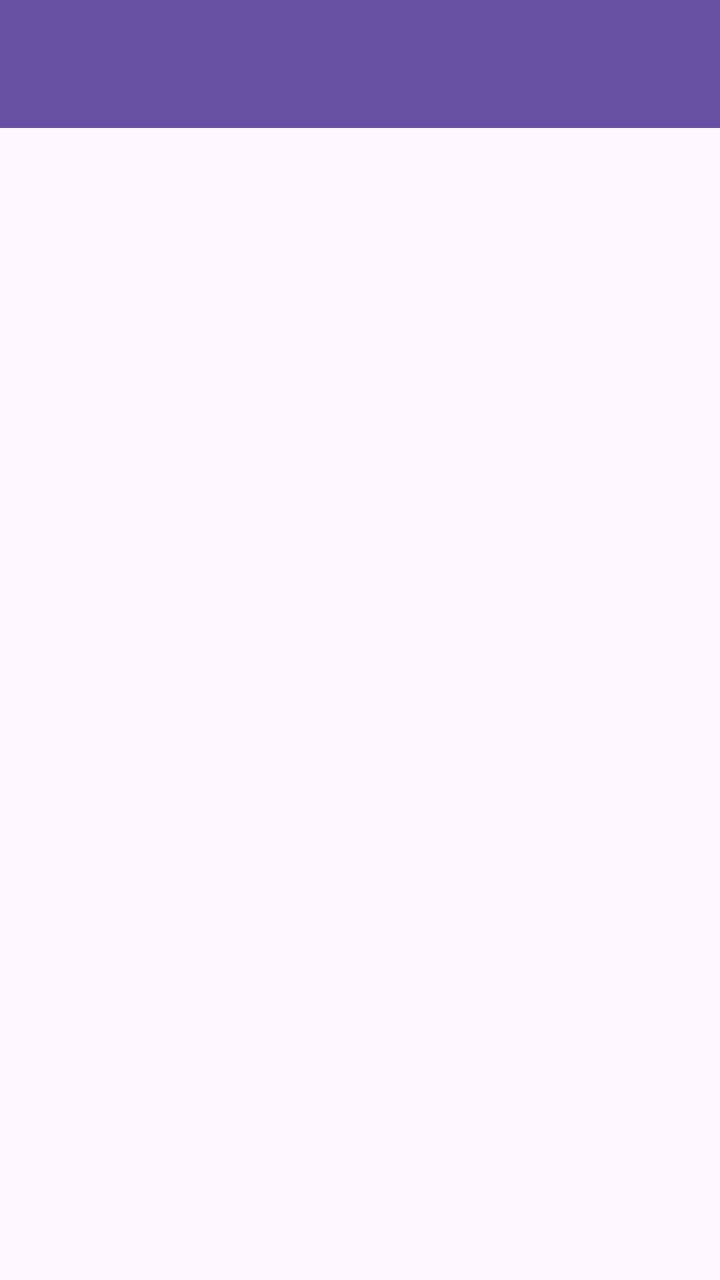
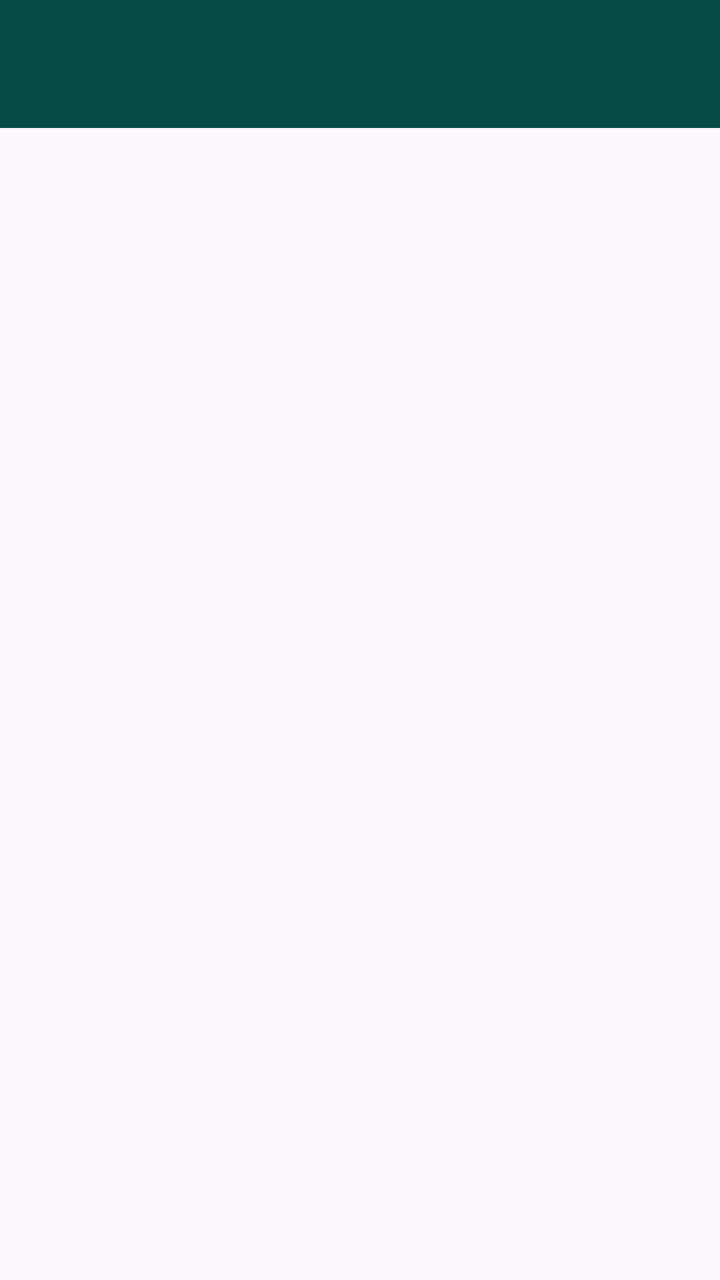

Two renders of the same Android screen: before a commit and after it. Below are the layout's source before the change and the commit's diff.
<!-- AndroidManifest.xml: application theme Theme.Saturnusriska -->
<!-- res/layout/fragment_message.xml -->
<?xml version="1.0" encoding="utf-8"?>
<androidx.coordinatorlayout.widget.CoordinatorLayout xmlns:android="http://schemas.android.com/apk/res/android"
    xmlns:tools="http://schemas.android.com/tools"
    android:layout_width="match_parent"
    android:layout_height="match_parent"
    xmlns:app="http://schemas.android.com/apk/res-auto"
    tools:context=".Message.MessageFragment">

    <com.google.android.material.appbar.AppBarLayout
        android:id="@+id/appBarLayout"
        android:layout_width="match_parent"
        android:layout_height="wrap_content"
        android:theme="@style/ThemeOverlay.AppCompat.Dark.ActionBar">

        <androidx.appcompat.widget.Toolbar
            android:id="@+id/toolbar"
            android:layout_width="match_parent"
            android:layout_height="?attr/actionBarSize"
            android:background="?attr/colorPrimary"
            app:layout_scrollFlags="scroll|enterAlways"
            app:titleTextColor="@android:color/white" />

    </com.google.android.material.appbar.AppBarLayout>


    <ListView
        android:id="@+id/listMessageItem"
        android:layout_width="match_parent"
        android:layout_height="match_parent"
        app:layout_behavior="@string/appbar_scrolling_view_behavior" />


</androidx.coordinatorlayout.widget.CoordinatorLayout>
<!-- resources referenced by this layout -->
<resources>
  <style name="Theme.Saturnusriska" parent="Base.Theme.Saturnusriska" />
  <style name="Base.Theme.Saturnusriska" parent="Theme.Material3.DayNight.NoActionBar">
          
          
      </style>
</resources>

<!-- the commit's change to res/layout/fragment_message.xml (unified diff, before → after) -->
@@ -16,7 +16,7 @@
             android:id="@+id/toolbar"
             android:layout_width="match_parent"
             android:layout_height="?attr/actionBarSize"
-            android:background="?attr/colorPrimary"
+            android:background="@color/bagroundu"
             app:layout_scrollFlags="scroll|enterAlways"
             app:titleTextColor="@android:color/white" />
 
<!-- resource entries referenced after the edit -->
@@ -1,5 +1,6 @@
 <!-- resources referenced by this layout -->
 <resources>
+  <color name="bagroundu">#074B45</color>
   <style name="Theme.Saturnusriska" parent="Base.Theme.Saturnusriska" />
   <style name="Base.Theme.Saturnusriska" parent="Theme.Material3.DayNight.NoActionBar">
           
